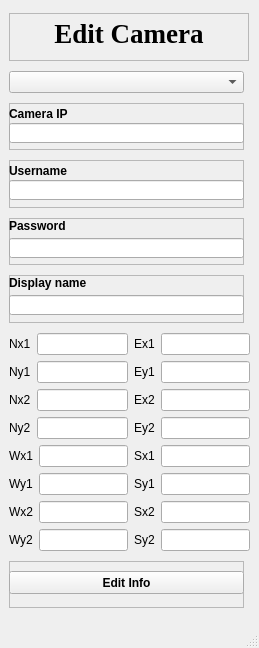
First picture: the form in qt/Edit_Camera.ui, repository EdgeOfAI/vehicle_counter_pyqt_app, before the edit.
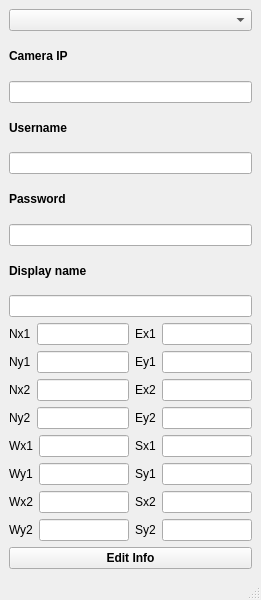
Second picture: the form after the edit.

```diff
--- a/qt/Edit_Camera.ui
+++ b/qt/Edit_Camera.ui
@@ -6,84 +6,23 @@
    <rect>
     <x>0</x>
     <y>0</y>
-    <width>259</width>
-    <height>648</height>
+    <width>261</width>
+    <height>600</height>
    </rect>
   </property>
+  <property name="maximumSize">
+   <size>
+    <width>16777215</width>
+    <height>600</height>
+   </size>
+  </property>
   <property name="windowTitle">
    <string>MainWindow</string>
   </property>
   <widget class="QWidget" name="centralwidget">
    <layout class="QVBoxLayout" name="verticalLayout">
     <item>
-     <widget class="QFrame" name="frame">
-      <property name="minimumSize">
-       <size>
-        <width>240</width>
-        <height>48</height>
-       </size>
-      </property>
-      <property name="maximumSize">
-       <size>
-        <width>240</width>
-        <height>48</height>
-       </size>
-      </property>
-      <property name="font">
-       <font>
-        <family>Times New Roman</family>
-        <pointsize>20</pointsize>
-        <weight>75</weight>
-        <bold>true</bold>
-       </font>
-      </property>
-      <property name="frameShape">
-       <enum>QFrame::StyledPanel</enum>
-      </property>
-      <property name="frameShadow">
-       <enum>QFrame::Raised</enum>
-      </property>
-      <property name="lineWidth">
-       <number>0</number>
-      </property>
-      <widget class="QLabel" name="label">
-       <property name="geometry">
-        <rect>
-         <x>0</x>
-         <y>0</y>
-         <width>240</width>
-         <height>41</height>
-        </rect>
-       </property>
-       <property name="minimumSize">
-        <size>
-         <width>240</width>
-         <height>0</height>
-        </size>
-       </property>
-       <property name="maximumSize">
-        <size>
-         <width>240</width>
-         <height>41</height>
-        </size>
-       </property>
-       <property name="font">
-        <font>
-         <family>Times New Roman</family>
-         <pointsize>20</pointsize>
-         <weight>75</weight>
-         <bold>true</bold>
-        </font>
-       </property>
-       <property name="text">
-        <string>Edit Camera</string>
-       </property>
-       <property name="alignment">
-        <set>Qt::AlignCenter</set>
-       </property>
-      </widget>
-     </widget>
-    </item>
+     <layout class="QVBoxLayout" name="verticalLayout_8">
     <item>
      <widget class="QComboBox" name="camerasList">
       <property name="minimumSize">
@@ -94,44 +33,18 @@
       </property>
       <property name="maximumSize">
        <size>
-        <width>180</width>
+          <width>1677215</width>
         <height>16777215</height>
        </size>
       </property>
      </widget>
     </item>
+     </layout>
+    </item>
     <item>
-     <widget class="QFrame" name="frame_2">
-      <property name="minimumSize">
-       <size>
-        <width>235</width>
-        <height>47</height>
-       </size>
-      </property>
-      <property name="maximumSize">
-       <size>
-        <width>157</width>
-        <height>47</height>
-       </size>
-      </property>
-      <property name="frameShape">
-       <enum>QFrame::StyledPanel</enum>
-      </property>
-      <property name="frameShadow">
-       <enum>QFrame::Raised</enum>
-      </property>
-      <property name="lineWidth">
-       <number>0</number>
-      </property>
+     <layout class="QVBoxLayout" name="verticalLayout_7">
+      <item>
       <widget class="QLabel" name="label_2">
-       <property name="geometry">
-        <rect>
-         <x>0</x>
-         <y>0</y>
-         <width>81</width>
-         <height>21</height>
-        </rect>
-       </property>
        <property name="font">
         <font>
          <weight>75</weight>
@@ -142,15 +55,9 @@
         <string>Camera IP</string>
        </property>
       </widget>
+      </item>
+      <item>
       <widget class="QLineEdit" name="inputCamIP">
-       <property name="geometry">
-        <rect>
-         <x>0</x>
-         <y>20</y>
-         <width>235</width>
-         <height>20</height>
-        </rect>
-       </property>
        <property name="minimumSize">
         <size>
          <width>235</width>
@@ -158,40 +65,13 @@
         </size>
        </property>
       </widget>
-     </widget>
-    </item>
+      </item>
+     </layout>
+    </item>
     <item>
-     <widget class="QFrame" name="frame_3">
-      <property name="minimumSize">
-       <size>
-        <width>235</width>
-        <height>48</height>
-       </size>
-      </property>
-      <property name="maximumSize">
-       <size>
-        <width>157</width>
-        <height>48</height>
-       </size>
-      </property>
-      <property name="frameShape">
-       <enum>QFrame::StyledPanel</enum>
-      </property>
-      <property name="frameShadow">
-       <enum>QFrame::Raised</enum>
-      </property>
-      <property name="lineWidth">
-       <number>0</number>
-      </property>
+     <layout class="QVBoxLayout" name="verticalLayout_6">
+      <item>
       <widget class="QLabel" name="label_3">
-       <property name="geometry">
-        <rect>
-         <x>0</x>
-         <y>0</y>
-         <width>71</width>
-         <height>21</height>
-        </rect>
-       </property>
        <property name="font">
         <font>
          <weight>75</weight>
@@ -202,15 +82,9 @@
         <string>Username</string>
        </property>
       </widget>
+      </item>
+      <item>
       <widget class="QLineEdit" name="inputCamUsername">
-       <property name="geometry">
-        <rect>
-         <x>0</x>
-         <y>20</y>
-         <width>235</width>
-         <height>20</height>
-        </rect>
-       </property>
        <property name="minimumSize">
         <size>
          <width>235</width>
@@ -218,40 +92,13 @@
         </size>
        </property>
       </widget>
-     </widget>
-    </item>
+      </item>
+     </layout>
+    </item>
     <item>
-     <widget class="QFrame" name="frame_4">
-      <property name="minimumSize">
-       <size>
-        <width>235</width>
-        <height>47</height>
-       </size>
-      </property>
-      <property name="maximumSize">
-       <size>
-        <width>157</width>
-        <height>47</height>
-       </size>
-      </property>
-      <property name="frameShape">
-       <enum>QFrame::StyledPanel</enum>
-      </property>
-      <property name="frameShadow">
-       <enum>QFrame::Raised</enum>
-      </property>
-      <property name="lineWidth">
-       <number>0</number>
-      </property>
+     <layout class="QVBoxLayout" name="verticalLayout_4">
+      <item>
       <widget class="QLabel" name="label_4">
-       <property name="geometry">
-        <rect>
-         <x>0</x>
-         <y>0</y>
-         <width>100</width>
-         <height>16</height>
-        </rect>
-       </property>
        <property name="minimumSize">
         <size>
          <width>100</width>
@@ -268,15 +115,9 @@
         <string>Password</string>
        </property>
       </widget>
+      </item>
+      <item>
       <widget class="QLineEdit" name="inputCamPassword">
-       <property name="geometry">
-        <rect>
-         <x>0</x>
-         <y>20</y>
-         <width>235</width>
-         <height>20</height>
-        </rect>
-       </property>
        <property name="minimumSize">
         <size>
          <width>235</width>
@@ -284,40 +125,13 @@
         </size>
        </property>
       </widget>
-     </widget>
-    </item>
+      </item>
+     </layout>
+    </item>
     <item>
-     <widget class="QFrame" name="frame_5">
-      <property name="minimumSize">
-       <size>
-        <width>235</width>
-        <height>48</height>
-       </size>
-      </property>
-      <property name="maximumSize">
-       <size>
-        <width>157</width>
-        <height>48</height>
-       </size>
-      </property>
-      <property name="frameShape">
-       <enum>QFrame::StyledPanel</enum>
-      </property>
-      <property name="frameShadow">
-       <enum>QFrame::Raised</enum>
-      </property>
-      <property name="lineWidth">
-       <number>0</number>
-      </property>
+     <layout class="QVBoxLayout" name="verticalLayout_5">
+      <item>
       <widget class="QLabel" name="label_5">
-       <property name="geometry">
-        <rect>
-         <x>0</x>
-         <y>0</y>
-         <width>91</width>
-         <height>16</height>
-        </rect>
-       </property>
        <property name="font">
         <font>
          <weight>75</weight>
@@ -328,15 +142,9 @@
         <string>Display name</string>
        </property>
       </widget>
+      </item>
+      <item>
       <widget class="QLineEdit" name="inputCamDisplayName">
-       <property name="geometry">
-        <rect>
-         <x>0</x>
-         <y>20</y>
-         <width>235</width>
-         <height>20</height>
-        </rect>
-       </property>
        <property name="minimumSize">
         <size>
          <width>235</width>
@@ -344,7 +152,8 @@
         </size>
        </property>
       </widget>
-     </widget>
+      </item>
+     </layout>
     </item>
     <item>
      <layout class="QHBoxLayout" name="horizontalLayout">
@@ -637,37 +446,9 @@
      </layout>
     </item>
     <item>
-     <widget class="QFrame" name="frame_6">
-      <property name="minimumSize">
-       <size>
-        <width>235</width>
-        <height>47</height>
-       </size>
-      </property>
-      <property name="maximumSize">
-       <size>
-        <width>157</width>
-        <height>47</height>
-       </size>
-      </property>
-      <property name="frameShape">
-       <enum>QFrame::StyledPanel</enum>
-      </property>
-      <property name="frameShadow">
-       <enum>QFrame::Raised</enum>
-      </property>
-      <property name="lineWidth">
-       <number>0</number>
-      </property>
+     <layout class="QVBoxLayout" name="verticalLayout_9">
+      <item>
       <widget class="QPushButton" name="editCamBtn">
-       <property name="geometry">
-        <rect>
-         <x>0</x>
-         <y>10</y>
-         <width>235</width>
-         <height>23</height>
-        </rect>
-       </property>
        <property name="minimumSize">
         <size>
          <width>235</width>
@@ -684,7 +465,8 @@
         <string>Edit Info</string>
        </property>
       </widget>
-     </widget>
+      </item>
+     </layout>
     </item>
    </layout>
   </widget>
```
Left out of the diff: 2 changed lines with no effect on the pictures. Lines whose indentation alone changed are shown as unchanged.
